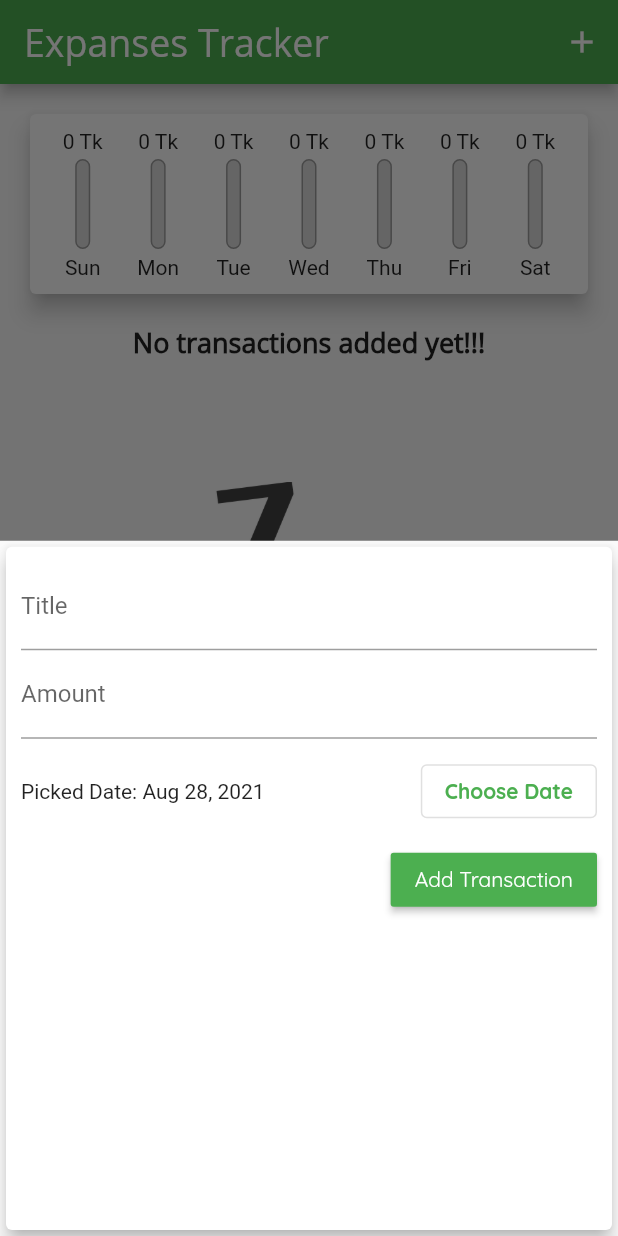
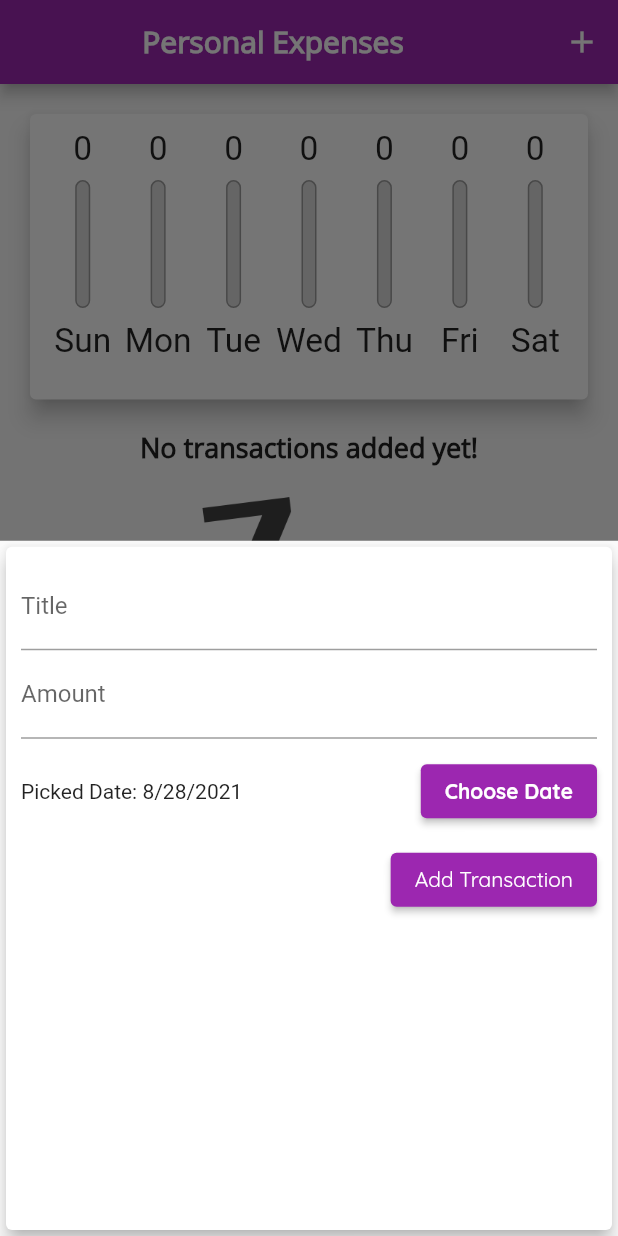
Before and after one commit to TarekAhamed-LIV3D/Expenses-Tracker, a Flutter app: the screen it shows after launch, after a tap on the "add" icon, on a phone screen of 412 x 824 dp. Run offline on Flutter 3.47's test engine with Material 2 defaults, Android fonts, the phone set to English and light mode, and no system bars.

Commit message:
Responsive design with chart bar show button

```diff
--- a/lib/main.dart
+++ b/lib/main.dart
@@ -1,21 +1,22 @@
-import './widgets/chart.dart';
 import 'package:flutter/material.dart';
 import './widgets/new_transaction.dart';
 import './widgets/transaction_list.dart';
+import './widgets/chart.dart';
 import './models/transaction.dart';
 
-void main() => runApp(MyApp());
+void main() {
+  runApp(MyApp());
+}
 
 class MyApp extends StatelessWidget {
   @override
   Widget build(BuildContext context) {
     return MaterialApp(
       debugShowCheckedModeBanner: false,
-      title: 'Expenses Tracker',
+      title: 'Personal Expenses',
       theme: ThemeData(
-          primarySwatch: Colors.green,
+          primarySwatch: Colors.purple,
           accentColor: Colors.amber,
-          errorColor: Colors.red,
           fontFamily: 'Quicksand',
           textTheme: ThemeData.light().textTheme.copyWith(
                 headline6: TextStyle(
@@ -29,8 +30,10 @@ class MyApp extends StatelessWidget {
             textTheme: ThemeData.light().textTheme.copyWith(
                   headline6: TextStyle(
                     fontFamily: 'OpenSans',
-                  fontSize: 25,
-                )),
+                    fontSize: 20,
+                    fontWeight: FontWeight.bold,
+                  ),
+                ),
           )),
       home: MyHomePage(),
     );
@@ -38,38 +41,30 @@ class MyApp extends StatelessWidget {
 }
 
 class MyHomePage extends StatefulWidget {
+  // String titleInput;
+  // String amountInput;
   @override
   _MyHomePageState createState() => _MyHomePageState();
 }
 
 class _MyHomePageState extends State<MyHomePage> {
-  final List<Transaction> _userTransactions = [
-    // Transaction(
-    //   id: 't1',
-    //   title: 'New Shoes',
-    //   amount: 1500,
-    //   date: DateTime.now(),
-    // ),
-    // Transaction(
-    //   id: 't2',
-    //   title: 'Weekly Groceries',
-    //   amount: 2100,
-    //   date: DateTime.now(),
-    // ),
-  ];
+  final List<Transaction> _userTransactions = [];
+  bool _showChart = false;
 
   List<Transaction> get _recentTransactions {
     return _userTransactions.where((tx) {
-      return tx.date.isAfter(DateTime.now().subtract(
+      return tx.date.isAfter(
+        DateTime.now().subtract(
           Duration(days: 7),
-      ));
+        ),
+      );
     }).toList();
   }
 
   void _addNewTransaction(String txTitle, int txAmount, DateTime chosenDate) {
     final newTx = Transaction(
       title: txTitle,
-      amount: txAmount.toInt(),
+      amount: txAmount,
       date: chosenDate,
       id: DateTime.now().toString(),
     );
@@ -86,37 +81,77 @@ class _MyHomePageState extends State<MyHomePage> {
         return GestureDetector(
           onTap: () {},
           child: NewTransaction(_addNewTransaction),
+          behavior: HitTestBehavior.opaque,
         );
       },
     );
   }
 
-  void _deleteTransaction(String id) {
-    setState(() {
-      _userTransactions.removeWhere((tx) {
-        return tx.id == id;
-      });
-    });
-  }
-
   @override
   Widget build(BuildContext context) {
-    return Scaffold(
-      appBar: AppBar(
-        title: Text('Expanses Tracker'),
+    final  isLandscape = MediaQuery.of(context).orientation == Orientation.landscape;
+    final appBar = AppBar(
+      title: Center(
+        child: Text(
+          'Personal Expenses',
+        ),
+      ),
       actions: <Widget>[
         IconButton(
           icon: Icon(Icons.add),
           onPressed: () => _startAddNewTransaction(context),
         ),
       ],
-      ),
+    );
+    final txListWidget = Container(
+                    height: (MediaQuery.of(context).size.height -
+                            appBar.preferredSize.height -
+                            MediaQuery.of(context).padding.top) *
+                        0.75,
+                    child: TransactionList(_userTransactions),
+                  );
+    return Scaffold(
+      appBar: appBar,
       body: SingleChildScrollView(
         child: Column(
           // mainAxisAlignment: MainAxisAlignment.start,
           crossAxisAlignment: CrossAxisAlignment.stretch,
           children: <Widget>[
-            Chart(_recentTransactions), TransactionList(_userTransactions, _deleteTransaction),
+            if(isLandscape)
+             Row(
+              mainAxisAlignment: MainAxisAlignment.end,
+              children: <Widget>[
+                Text('Show Chart'),
+                Switch(
+                  value: _showChart,
+                  onChanged: (val) {
+                    setState(
+                      () {
+                        _showChart = val;
+                      },
+                    );
+                  },
+                ),
+              ],
+            ),
+            if (!isLandscape)
+              Container(
+                height: (MediaQuery.of(context).size.height -
+                        appBar.preferredSize.height -
+                        MediaQuery.of(context).padding.top) *
+                    0.3,
+                child: Chart(_recentTransactions),
+              ),
+            if (!isLandscape) txListWidget,
+            if (isLandscape) _showChart
+                    ? Container(
+                        height: (MediaQuery.of(context).size.height -
+                                appBar.preferredSize.height -
+                                MediaQuery.of(context).padding.top) *
+                            0.7,
+                    child: Chart(_recentTransactions),
+                    )
+                : txListWidget
           ],
         ),
       ),
--- a/lib/widgets/chart.dart
+++ b/lib/widgets/chart.dart
@@ -1,6 +1,5 @@
 import 'package:flutter/material.dart';
 import 'package:intl/intl.dart';
-
 import './chart_bar.dart';
 import '../models/transaction.dart';
 
@@ -14,13 +13,13 @@ class Chart extends StatelessWidget {
       final weekDay = DateTime.now().subtract(
         Duration(days: index),
       );
-      var totalSum = 0.0;
+      var totalSum = 0;
 
       for (var i = 0; i < recentTransactions.length; i++) {
         if (recentTransactions[i].date.day == weekDay.day &&
             recentTransactions[i].date.month == weekDay.month &&
             recentTransactions[i].date.year == weekDay.year) {
-          totalSum += recentTransactions[i].amount;
+          totalSum += recentTransactions[i].amount.toInt();
         }
       }
 
@@ -32,14 +31,15 @@ class Chart extends StatelessWidget {
   }
 
   double get totalSpending {
-    return groupedTransactionValues.fold(0.0, (sum, item) {
+    return groupedTransactionValues.fold(0, (sum, item) {
       return sum + item['amount'].hashCode;
     });
   }
 
   @override
   Widget build(BuildContext context) {
-    return Card(
+    return Container(
+      child: Card(
         elevation: 6,
         margin: EdgeInsets.all(20),
         child: Padding(
@@ -50,16 +50,17 @@ class Chart extends StatelessWidget {
               return Flexible(
                 fit: FlexFit.tight,
                 child: ChartBar(
-                data['day'] as String,
-                data['amount'] as double,
-                totalSpending == 0.0
-                    ? 0.0
-                    : (data['amount'] as double) / totalSpending,
+                  data['day'].toString(),
+                  data['amount'] as int,
+                  totalSpending == 0
+                      ? 0
+                      : (data['amount'] as int ) / totalSpending,
                 ),
               );
             }).toList(),
           ),
         ),
+      ),
     );
   }
 }
--- a/lib/widgets/chart_bar.dart
+++ b/lib/widgets/chart_bar.dart
@@ -1,27 +1,30 @@
 import 'package:flutter/material.dart';
+import 'package:flutter/rendering.dart';
 
 class ChartBar extends StatelessWidget {
   final String label;
-  final double spendingAmount;
+  final int spendingAmount;
   final double spendingPctOfTotal;
 
   ChartBar(this.label, this.spendingAmount, this.spendingPctOfTotal);
 
   @override
   Widget build(BuildContext context) {
+    return LayoutBuilder(
+      builder: (ctx, constraint) {
         return Column(
           children: <Widget>[
             Container(
-          height: 16,
+              height: constraint.maxHeight * 0.15,
               child: FittedBox(
-            child: Text(spendingAmount.toStringAsFixed(0) + ' Tk'),
+                child: Text(spendingAmount.toStringAsFixed(0)),
               ),
             ),
             SizedBox(
-          height: 4,
+              height: constraint.maxHeight * 0.05,
             ),
             Container(
-          height: 60,
+              height: constraint.maxHeight * 0.5,
               width: 10,
               child: Stack(
                 children: <Widget>[
@@ -45,10 +48,17 @@ class ChartBar extends StatelessWidget {
               ),
             ),
             SizedBox(
-          height: 4,
+              height: constraint.maxHeight * 0.05,
             ),
-        Text(label),
+            Container(
+              height: constraint.maxHeight * 0.15,
+              child: FittedBox(
+                child: Text(label),
+              ),
+            ),
           ],
+        );
+      },
     );
   }
 }
--- a/lib/widgets/new_transaction.dart
+++ b/lib/widgets/new_transaction.dart
@@ -22,7 +22,7 @@ class _NewTransactionState extends State<NewTransaction> {
     final enteredTitle = _titleController.text;
     final enteredAmount = int.parse(_amountController.text);
 
-    if (enteredTitle.isEmpty || enteredAmount <= 0 || _selectedDate == null) {
+    if (enteredTitle.isEmpty || enteredAmount <= 0) {
       return;
     }
 
@@ -39,7 +39,7 @@ class _NewTransactionState extends State<NewTransaction> {
     showDatePicker(
       context: context,
       initialDate: DateTime.now(),
-      firstDate: DateTime(2021),
+      firstDate: DateTime(2020),
       lastDate: DateTime.now(),
     ).then((pickedDate) {
       if (pickedDate == null) {
@@ -64,14 +64,16 @@ class _NewTransactionState extends State<NewTransaction> {
               decoration: InputDecoration(labelText: 'Title'),
               controller: _titleController,
               onSubmitted: (_) => _submitData(),
-              //onChanged: (val) { titleInput = val;},
+              // onChanged: (val) {
+              //   titleInput = val;
+              // },
             ),
             TextField(
               decoration: InputDecoration(labelText: 'Amount'),
               controller: _amountController,
               keyboardType: TextInputType.number,
               onSubmitted: (_) => _submitData(),
-              //onChanged: (val) { amountInput = val;},
+              // onChanged: (val) => amountInput = val,
             ),
             Container(
               height: 70,
@@ -80,26 +82,24 @@ class _NewTransactionState extends State<NewTransaction> {
                   Expanded(
                     child: Text(
                       _selectedDate == null
-                          ? 'No Date Chosen!   '
-                          : 'Picked Date: ' +
-                              DateFormat.yMMMd().format(_selectedDate),
+                          ? 'No Date Chosen!'
+                          : 'Picked Date: ${DateFormat.yMd().format(_selectedDate)}',
                     ),
                   ),
-                  OutlinedButton(
+                  ElevatedButton(
                     child: Text(
                       'Choose Date',
-                      style: TextStyle(fontWeight: FontWeight.bold),
+                      style: TextStyle(
+                        fontWeight: FontWeight.bold,
+                      ),
                     ),
                     onPressed: _presentDatePicker,
                   ),
                 ],
               ),
             ),
-            // ignore: deprecated_member_use
-            RaisedButton(
+            ElevatedButton(
               child: Text('Add Transaction'),
-              color: Theme.of(context).primaryColor,
-              textColor: Theme.of(context).textTheme.button!.color,
               onPressed: _submitData,
             ),
           ],
--- a/lib/widgets/transaction_list.dart
+++ b/lib/widgets/transaction_list.dart
@@ -1,35 +1,36 @@
 import 'package:flutter/material.dart';
 import 'package:intl/intl.dart';
-//import 'package:intl/intl.dart';
 
 import '../models/transaction.dart';
 
 class TransactionList extends StatelessWidget {
   final List<Transaction> transactions;
-  final Function deletTx;
 
-  TransactionList(this.transactions, this.deletTx);
+  TransactionList(this.transactions);
 
   @override
   Widget build(BuildContext context) {
     return Container(
-      height: 500,
       child: transactions.isEmpty
-          ? Column(children: <Widget>[
+          ? LayoutBuilder(builder: (ctx, constraints) {
+              return Column(
+                children: <Widget>[
                   Text(
-                'No transactions added yet!!!',
+                    'No transactions added yet!',
                     style: Theme.of(context).textTheme.headline6,
                   ),
                   SizedBox(
-                height: 80,
+                    height: 20,
                   ),
                   Container(
-                  height: 300,
+                      height: constraints.maxHeight * 0.6,
                       child: Image.asset(
                         'assets/images/waiting.png',
                         fit: BoxFit.cover,
                       )),
-            ])
+                ],
+              );
+            })
           : ListView.builder(
               itemBuilder: (ctx, index) {
                 return Card(
@@ -45,8 +46,7 @@ class TransactionList extends StatelessWidget {
                         padding: EdgeInsets.all(6),
                         child: FittedBox(
                           child: Text(
-                            transactions[index].amount.toString() + ' Tk',
-                          ),
+                              transactions[index].amount.toString() + ' Tk'),
                         ),
                       ),
                     ),
@@ -57,11 +57,6 @@ class TransactionList extends StatelessWidget {
                     subtitle: Text(
                       DateFormat.yMMMd().format(transactions[index].date),
                     ),
-                    trailing: IconButton(
-                      icon: Icon(Icons.delete),
-                      color: Theme.of(context).errorColor,
-                      onPressed:() => deletTx(transactions[index].id),
-                    ),
                   ),
                 );
               },
--- a/lib/widgets/user_transaction.dart
+++ /dev/null
@@ -1,37 +0,0 @@
-import './new_transaction.dart';
-import './transaction_list.dart';
-import 'package:flutter/material.dart';
-import '../models/transaction.dart';
-
-class UserTransactions extends StatefulWidget {
-  @override
-  _UserTransactionsState createState() => _UserTransactionsState();
-}
-
-class _UserTransactionsState extends State<UserTransactions> {
-  final List<Transaction> _userTransactions = [
-  ];
-
-  void _addNewTransaction(String txTitle, int txAmount) {
-    final newTx = Transaction(
-      title: txTitle,
-      amount: txAmount,
-      date: DateTime.now(),
-      id: DateTime.now().toString(),
-    );
-
-    setState(() {
-      _userTransactions.add(newTx);
-    });
-  }
-
-  @override
-  Widget build(BuildContext context) {
-    return Column(
-      children: <Widget>[
-        NewTransaction(_addNewTransaction),
-        TransactionList(_userTransactions),
-      ],
-    );
-  }
-}
```
Lines whose indentation alone changed are shown as unchanged.
